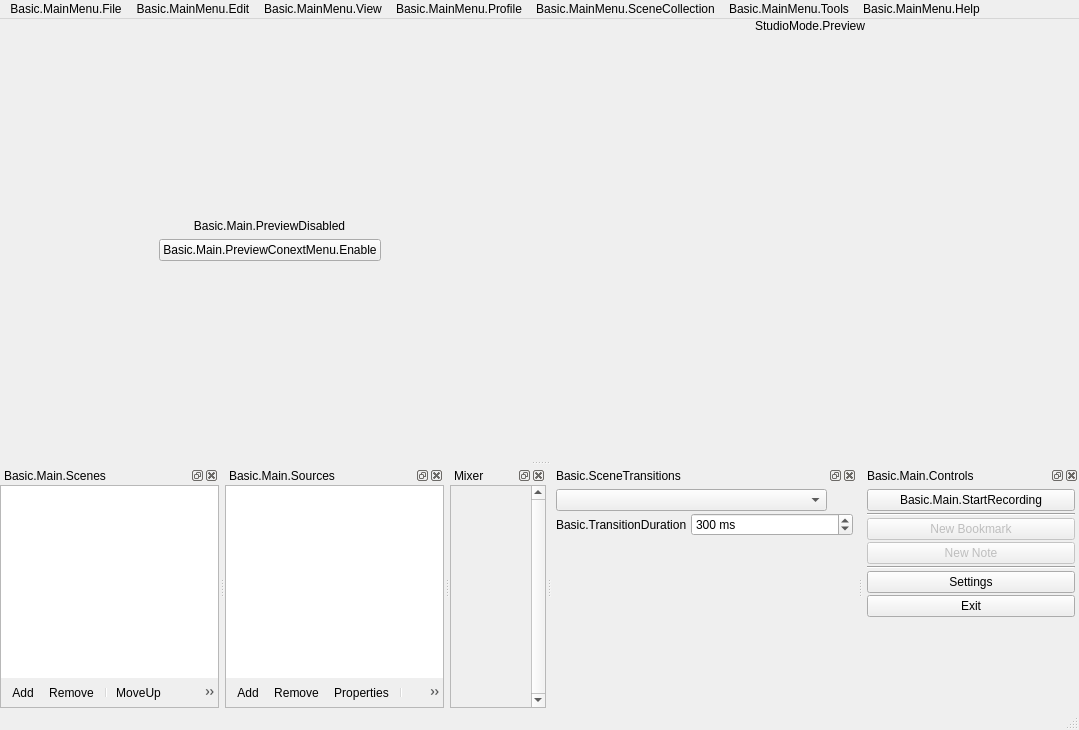
Above: UI/forms/OBSBasic.ui from skimotv/SkimoMeetingRecorder before the change. Below: the same form after it.
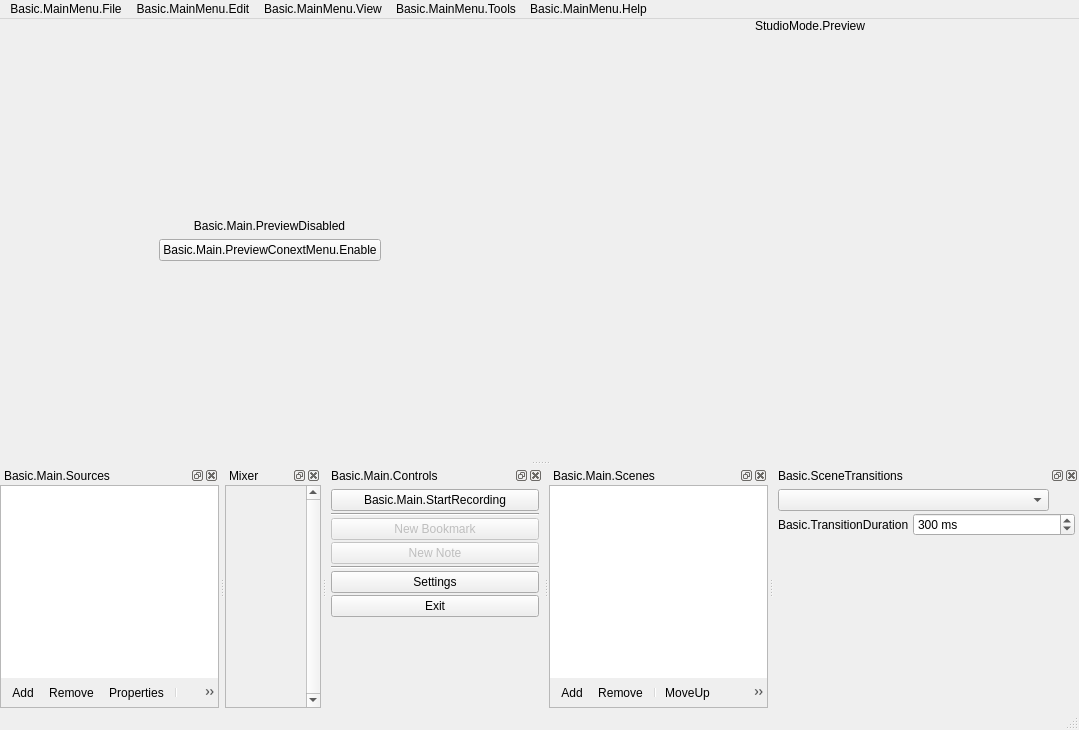
That is the form after the change. Icons and pictures are not drawn. Custom widgets are drawn as their Qt base class.

Commit message: significant removal of uneccesary features that could confuse users

The edit to the form file:
```diff
--- a/UI/forms/OBSBasic.ui
+++ b/UI/forms/OBSBasic.ui
@@ -343,30 +343,6 @@
     <addaction name="separator"/>
     <addaction name="actionAdvAudioProperties"/>
    </widget>
-   <widget class="QMenu" name="profileMenu">
-    <property name="title">
-     <string>Basic.MainMenu.Profile</string>
-    </property>
-    <addaction name="actionNewProfile"/>
-    <addaction name="actionDupProfile"/>
-    <addaction name="actionRenameProfile"/>
-    <addaction name="actionRemoveProfile"/>
-    <addaction name="actionImportProfile"/>
-    <addaction name="actionExportProfile"/>
-    <addaction name="separator"/>
-   </widget>
-   <widget class="QMenu" name="sceneCollectionMenu">
-    <property name="title">
-     <string>Basic.MainMenu.SceneCollection</string>
-    </property>
-    <addaction name="actionNewSceneCollection"/>
-    <addaction name="actionDupSceneCollection"/>
-    <addaction name="actionRenameSceneCollection"/>
-    <addaction name="actionRemoveSceneCollection"/>
-    <addaction name="actionImportSceneCollection"/>
-    <addaction name="actionExportSceneCollection"/>
-    <addaction name="separator"/>
-   </widget>
    <widget class="QMenu" name="viewMenu">
     <property name="title">
      <string>Basic.MainMenu.View</string>
@@ -412,147 +388,10 @@
    <addaction name="menu_File"/>
    <addaction name="menuBasic_MainMenu_Edit"/>
    <addaction name="viewMenu"/>
-   <addaction name="profileMenu"/>
-   <addaction name="sceneCollectionMenu"/>
    <addaction name="menuTools"/>
    <addaction name="menuBasic_MainMenu_Help"/>
   </widget>
   <widget class="OBSBasicStatusBar" name="statusbar"/>
-  <widget class="OBSDock" name="scenesDock">
-   <property name="features">
-    <set>QDockWidget::AllDockWidgetFeatures</set>
-   </property>
-   <property name="windowTitle">
-    <string>Basic.Main.Scenes</string>
-   </property>
-   <attribute name="dockWidgetArea">
-    <number>8</number>
-   </attribute>
-   <widget class="QWidget" name="dockWidgetContents_2">
-    <layout class="QVBoxLayout" name="verticalLayout_6">
-     <property name="spacing">
-      <number>0</number>
-     </property>
-     <property name="leftMargin">
-      <number>0</number>
-     </property>
-     <property name="topMargin">
-      <number>0</number>
-     </property>
-     <property name="rightMargin">
-      <number>0</number>
-     </property>
-     <property name="bottomMargin">
-      <number>0</number>
-     </property>
-     <item>
-      <widget class="QFrame" name="scenesFrame">
-       <property name="sizePolicy">
-        <sizepolicy hsizetype="Expanding" vsizetype="Expanding">
-         <horstretch>0</horstretch>
-         <verstretch>0</verstretch>
-        </sizepolicy>
-       </property>
-       <property name="minimumSize">
-        <size>
-         <width>160</width>
-         <height>0</height>
-        </size>
-       </property>
-       <property name="frameShape">
-        <enum>QFrame::StyledPanel</enum>
-       </property>
-       <property name="frameShadow">
-        <enum>QFrame::Sunken</enum>
-       </property>
-       <layout class="QVBoxLayout" name="verticalLayout_12">
-        <property name="spacing">
-         <number>0</number>
-        </property>
-        <property name="leftMargin">
-         <number>0</number>
-        </property>
-        <property name="topMargin">
-         <number>0</number>
-        </property>
-        <property name="rightMargin">
-         <number>0</number>
-        </property>
-        <property name="bottomMargin">
-         <number>0</number>
-        </property>
-        <item>
-         <widget class="SceneTree" name="scenes">
-          <property name="sizePolicy">
-           <sizepolicy hsizetype="Preferred" vsizetype="Expanding">
-            <horstretch>0</horstretch>
-            <verstretch>0</verstretch>
-           </sizepolicy>
-          </property>
-          <property name="contextMenuPolicy">
-           <enum>Qt::CustomContextMenu</enum>
-          </property>
-          <property name="frameShape">
-           <enum>QFrame::NoFrame</enum>
-          </property>
-          <property name="frameShadow">
-           <enum>QFrame::Plain</enum>
-          </property>
-          <property name="showDropIndicator" stdset="0">
-           <bool>true</bool>
-          </property>
-          <property name="dragEnabled">
-           <bool>true</bool>
-          </property>
-          <property name="dragDropMode">
-           <enum>QAbstractItemView::InternalMove</enum>
-          </property>
-          <property name="defaultDropAction">
-           <enum>Qt::TargetMoveAction</enum>
-          </property>
-          <addaction name="actionRemoveScene"/>
-         </widget>
-        </item>
-        <item>
-         <widget class="QToolBar" name="scenesToolbar">
-          <property name="iconSize">
-           <size>
-            <width>16</width>
-            <height>16</height>
-           </size>
-          </property>
-          <property name="floatable">
-           <bool>false</bool>
-          </property>
-          <addaction name="actionAddScene"/>
-          <addaction name="actionRemoveScene"/>
-          <addaction name="separator"/>
-          <addaction name="actionSceneUp"/>
-          <addaction name="actionSceneDown"/>
-         </widget>
-        </item>
-        <item>
-         <spacer name="scenesFixedSizeHSpacer">
-          <property name="orientation">
-           <enum>Qt::Horizontal</enum>
-          </property>
-          <property name="sizeType">
-           <enum>QSizePolicy::Fixed</enum>
-          </property>
-          <property name="sizeHint" stdset="0">
-           <size>
-            <width>150</width>
-            <height>0</height>
-           </size>
-          </property>
-         </spacer>
-        </item>
-       </layout>
-      </widget>
-     </item>
-    </layout>
-   </widget>
-  </widget>
   <widget class="OBSDock" name="sourcesDock">
    <property name="features">
     <set>QDockWidget::AllDockWidgetFeatures</set>
@@ -829,6 +668,306 @@
     </layout>
    </widget>
   </widget>
+  <widget class="OBSDock" name="controlsDock">
+   <property name="features">
+    <set>QDockWidget::AllDockWidgetFeatures</set>
+   </property>
+   <property name="windowTitle">
+    <string>Basic.Main.Controls</string>
+   </property>
+   <attribute name="dockWidgetArea">
+    <number>8</number>
+   </attribute>
+   <widget class="QWidget" name="controlsDockContents">
+    <layout class="QVBoxLayout" name="buttonsVLayout">
+     <property name="spacing">
+      <number>2</number>
+     </property>
+     <property name="leftMargin">
+      <number>4</number>
+     </property>
+     <property name="topMargin">
+      <number>4</number>
+     </property>
+     <property name="rightMargin">
+      <number>4</number>
+     </property>
+     <property name="bottomMargin">
+      <number>4</number>
+     </property>
+     <item>
+      <layout class="QHBoxLayout" name="recordingLayout">
+       <property name="spacing">
+        <number>2</number>
+       </property>
+       <property name="leftMargin">
+        <number>0</number>
+       </property>
+       <property name="topMargin">
+        <number>0</number>
+       </property>
+       <property name="rightMargin">
+        <number>0</number>
+       </property>
+       <property name="bottomMargin">
+        <number>0</number>
+       </property>
+       <item>
+        <widget class="RecordButton" name="recordButton">
+         <property name="enabled">
+          <bool>true</bool>
+         </property>
+         <property name="sizePolicy">
+          <sizepolicy hsizetype="Ignored" vsizetype="Fixed">
+           <horstretch>0</horstretch>
+           <verstretch>0</verstretch>
+          </sizepolicy>
+         </property>
+         <property name="minimumSize">
+          <size>
+           <width>0</width>
+           <height>0</height>
+          </size>
+         </property>
+         <property name="text">
+          <string>Basic.Main.StartRecording</string>
+         </property>
+         <property name="checkable">
+          <bool>true</bool>
+         </property>
+        </widget>
+       </item>
+      </layout>
+     </item>
+     <item>
+      <widget class="Line" name="line">
+       <property name="orientation">
+        <enum>Qt::Horizontal</enum>
+       </property>
+      </widget>
+     </item>
+     <item>
+      <widget class="QPushButton" name="bookmarkButton">
+       <property name="enabled">
+        <bool>false</bool>
+       </property>
+       <property name="text">
+        <string>New Bookmark</string>
+       </property>
+       <property name="checkable">
+        <bool>false</bool>
+       </property>
+       <property name="flat">
+        <bool>false</bool>
+       </property>
+      </widget>
+     </item>
+     <item>
+      <widget class="QPushButton" name="noteButton">
+       <property name="enabled">
+        <bool>false</bool>
+       </property>
+       <property name="text">
+        <string>New Note</string>
+       </property>
+      </widget>
+     </item>
+     <item>
+      <widget class="Line" name="line_2">
+       <property name="orientation">
+        <enum>Qt::Horizontal</enum>
+       </property>
+      </widget>
+     </item>
+     <item>
+      <widget class="QPushButton" name="settingsButton">
+       <property name="sizePolicy">
+        <sizepolicy hsizetype="Ignored" vsizetype="Fixed">
+         <horstretch>0</horstretch>
+         <verstretch>0</verstretch>
+        </sizepolicy>
+       </property>
+       <property name="minimumSize">
+        <size>
+         <width>150</width>
+         <height>0</height>
+        </size>
+       </property>
+       <property name="text">
+        <string>Settings</string>
+       </property>
+      </widget>
+     </item>
+     <item>
+      <widget class="QPushButton" name="exitButton">
+       <property name="sizePolicy">
+        <sizepolicy hsizetype="Ignored" vsizetype="Fixed">
+         <horstretch>0</horstretch>
+         <verstretch>0</verstretch>
+        </sizepolicy>
+       </property>
+       <property name="minimumSize">
+        <size>
+         <width>150</width>
+         <height>0</height>
+        </size>
+       </property>
+       <property name="text">
+        <string>Exit</string>
+       </property>
+      </widget>
+     </item>
+     <item>
+      <spacer name="expVSpacer">
+       <property name="orientation">
+        <enum>Qt::Vertical</enum>
+       </property>
+       <property name="sizeHint" stdset="0">
+        <size>
+         <width>0</width>
+         <height>0</height>
+        </size>
+       </property>
+      </spacer>
+     </item>
+    </layout>
+   </widget>
+  </widget>
+  <widget class="OBSDock" name="scenesDock">
+   <property name="features">
+    <set>QDockWidget::AllDockWidgetFeatures</set>
+   </property>
+   <property name="windowTitle">
+    <string>Basic.Main.Scenes</string>
+   </property>
+   <attribute name="dockWidgetArea">
+    <number>8</number>
+   </attribute>
+   <widget class="QWidget" name="dockWidgetContents_2">
+    <layout class="QVBoxLayout" name="verticalLayout_6">
+     <property name="spacing">
+      <number>0</number>
+     </property>
+     <property name="leftMargin">
+      <number>0</number>
+     </property>
+     <property name="topMargin">
+      <number>0</number>
+     </property>
+     <property name="rightMargin">
+      <number>0</number>
+     </property>
+     <property name="bottomMargin">
+      <number>0</number>
+     </property>
+     <item>
+      <widget class="QFrame" name="scenesFrame">
+       <property name="sizePolicy">
+        <sizepolicy hsizetype="Expanding" vsizetype="Expanding">
+         <horstretch>0</horstretch>
+         <verstretch>0</verstretch>
+        </sizepolicy>
+       </property>
+       <property name="minimumSize">
+        <size>
+         <width>160</width>
+         <height>0</height>
+        </size>
+       </property>
+       <property name="frameShape">
+        <enum>QFrame::StyledPanel</enum>
+       </property>
+       <property name="frameShadow">
+        <enum>QFrame::Sunken</enum>
+       </property>
+       <layout class="QVBoxLayout" name="verticalLayout_12">
+        <property name="spacing">
+         <number>0</number>
+        </property>
+        <property name="leftMargin">
+         <number>0</number>
+        </property>
+        <property name="topMargin">
+         <number>0</number>
+        </property>
+        <property name="rightMargin">
+         <number>0</number>
+        </property>
+        <property name="bottomMargin">
+         <number>0</number>
+        </property>
+        <item>
+         <widget class="SceneTree" name="scenes">
+          <property name="sizePolicy">
+           <sizepolicy hsizetype="Preferred" vsizetype="Expanding">
+            <horstretch>0</horstretch>
+            <verstretch>0</verstretch>
+           </sizepolicy>
+          </property>
+          <property name="contextMenuPolicy">
+           <enum>Qt::CustomContextMenu</enum>
+          </property>
+          <property name="frameShape">
+           <enum>QFrame::NoFrame</enum>
+          </property>
+          <property name="frameShadow">
+           <enum>QFrame::Plain</enum>
+          </property>
+          <property name="showDropIndicator" stdset="0">
+           <bool>true</bool>
+          </property>
+          <property name="dragEnabled">
+           <bool>true</bool>
+          </property>
+          <property name="dragDropMode">
+           <enum>QAbstractItemView::InternalMove</enum>
+          </property>
+          <property name="defaultDropAction">
+           <enum>Qt::TargetMoveAction</enum>
+          </property>
+          <addaction name="actionRemoveScene"/>
+         </widget>
+        </item>
+        <item>
+         <widget class="QToolBar" name="scenesToolbar">
+          <property name="iconSize">
+           <size>
+            <width>16</width>
+            <height>16</height>
+           </size>
+          </property>
+          <property name="floatable">
+           <bool>false</bool>
+          </property>
+          <addaction name="actionAddScene"/>
+          <addaction name="actionRemoveScene"/>
+          <addaction name="separator"/>
+          <addaction name="actionSceneUp"/>
+          <addaction name="actionSceneDown"/>
+         </widget>
+        </item>
+        <item>
+         <spacer name="scenesFixedSizeHSpacer">
+          <property name="orientation">
+           <enum>Qt::Horizontal</enum>
+          </property>
+          <property name="sizeType">
+           <enum>QSizePolicy::Fixed</enum>
+          </property>
+          <property name="sizeHint" stdset="0">
+           <size>
+            <width>150</width>
+            <height>0</height>
+           </size>
+          </property>
+         </spacer>
+        </item>
+       </layout>
+      </widget>
+     </item>
+    </layout>
+   </widget>
+  </widget>
   <widget class="OBSDock" name="transitionsDock">
    <property name="windowIcon">
     <iconset theme="SkimoLogo.png">
@@ -994,171 +1133,6 @@
     </layout>
    </widget>
   </widget>
-  <widget class="OBSDock" name="controlsDock">
-   <property name="features">
-    <set>QDockWidget::AllDockWidgetFeatures</set>
-   </property>
-   <property name="windowTitle">
-    <string>Basic.Main.Controls</string>
-   </property>
-   <attribute name="dockWidgetArea">
-    <number>8</number>
-   </attribute>
-   <widget class="QWidget" name="controlsDockContents">
-    <layout class="QVBoxLayout" name="buttonsVLayout">
-     <property name="spacing">
-      <number>2</number>
-     </property>
-     <property name="leftMargin">
-      <number>4</number>
-     </property>
-     <property name="topMargin">
-      <number>4</number>
-     </property>
-     <property name="rightMargin">
-      <number>4</number>
-     </property>
-     <property name="bottomMargin">
-      <number>4</number>
-     </property>
-     <item>
-      <layout class="QHBoxLayout" name="recordingLayout">
-       <property name="spacing">
-        <number>2</number>
-       </property>
-       <property name="leftMargin">
-        <number>0</number>
-       </property>
-       <property name="topMargin">
-        <number>0</number>
-       </property>
-       <property name="rightMargin">
-        <number>0</number>
-       </property>
-       <property name="bottomMargin">
-        <number>0</number>
-       </property>
-       <item>
-        <widget class="RecordButton" name="recordButton">
-         <property name="enabled">
-          <bool>true</bool>
-         </property>
-         <property name="sizePolicy">
-          <sizepolicy hsizetype="Ignored" vsizetype="Fixed">
-           <horstretch>0</horstretch>
-           <verstretch>0</verstretch>
-          </sizepolicy>
-         </property>
-         <property name="minimumSize">
-          <size>
-           <width>0</width>
-           <height>0</height>
-          </size>
-         </property>
-         <property name="text">
-          <string>Basic.Main.StartRecording</string>
-         </property>
-         <property name="checkable">
-          <bool>true</bool>
-         </property>
-        </widget>
-       </item>
-      </layout>
-     </item>
-     <item>
-      <widget class="Line" name="line">
-       <property name="orientation">
-        <enum>Qt::Horizontal</enum>
-       </property>
-      </widget>
-     </item>
-     <item>
-      <widget class="QPushButton" name="bookmarkButton">
-       <property name="enabled">
-        <bool>false</bool>
-       </property>
-       <property name="text">
-        <string>New Bookmark</string>
-       </property>
-       <property name="checkable">
-        <bool>false</bool>
-       </property>
-       <property name="flat">
-        <bool>false</bool>
-       </property>
-      </widget>
-     </item>
-     <item>
-      <widget class="QPushButton" name="noteButton">
-       <property name="enabled">
-        <bool>false</bool>
-       </property>
-       <property name="text">
-        <string>New Note</string>
-       </property>
-      </widget>
-     </item>
-     <item>
-      <widget class="Line" name="line_2">
-       <property name="orientation">
-        <enum>Qt::Horizontal</enum>
-       </property>
-      </widget>
-     </item>
-     <item>
-      <widget class="QPushButton" name="settingsButton">
-       <property name="sizePolicy">
-        <sizepolicy hsizetype="Ignored" vsizetype="Fixed">
-         <horstretch>0</horstretch>
-         <verstretch>0</verstretch>
-        </sizepolicy>
-       </property>
-       <property name="minimumSize">
-        <size>
-         <width>150</width>
-         <height>0</height>
-        </size>
-       </property>
-       <property name="text">
-        <string>Settings</string>
-       </property>
-      </widget>
-     </item>
-     <item>
-      <widget class="QPushButton" name="exitButton">
-       <property name="sizePolicy">
-        <sizepolicy hsizetype="Ignored" vsizetype="Fixed">
-         <horstretch>0</horstretch>
-         <verstretch>0</verstretch>
-        </sizepolicy>
-       </property>
-       <property name="minimumSize">
-        <size>
-         <width>150</width>
-         <height>0</height>
-        </size>
-       </property>
-       <property name="text">
-        <string>Exit</string>
-       </property>
-      </widget>
-     </item>
-     <item>
-      <spacer name="expVSpacer">
-       <property name="orientation">
-        <enum>Qt::Vertical</enum>
-       </property>
-       <property name="sizeHint" stdset="0">
-        <size>
-         <width>0</width>
-         <height>0</height>
-        </size>
-       </property>
-      </spacer>
-     </item>
-    </layout>
-   </widget>
-  </widget>
   <action name="actionAddScene">
    <property name="icon">
     <iconset>
```
Left out of the diff: 10 changed lines with no effect on the pictures. The commit also changes 8 other files.
